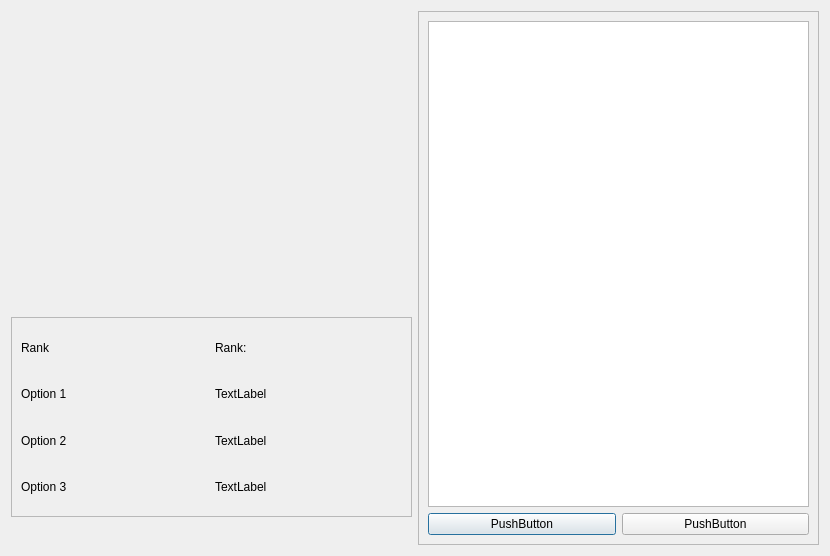
The window that Silently/InventoryWindow/inventorywindow.ui (Observersss/Silently) describes before a commit, drawn with Qt 5.
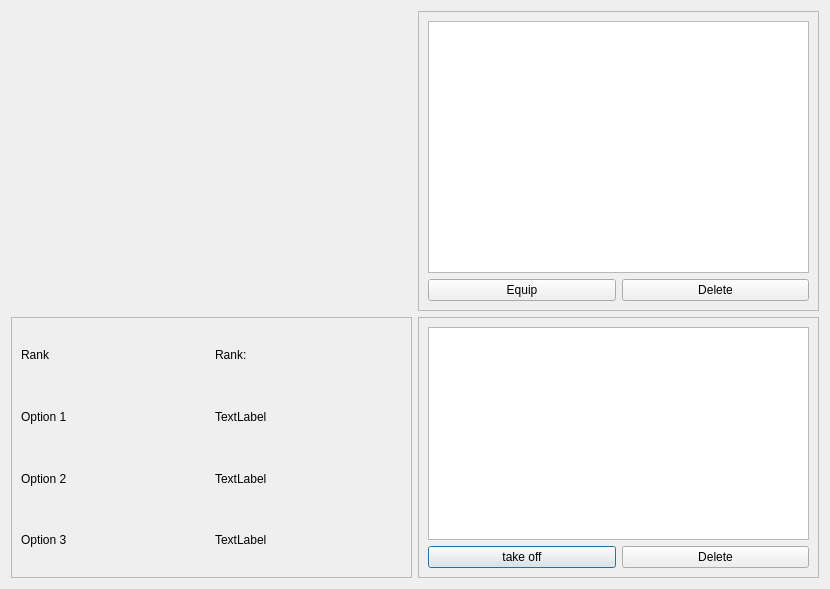
The same window after the commit.

What changed in the file:
```diff
--- a/Silently/InventoryWindow/inventorywindow.ui
+++ b/Silently/InventoryWindow/inventorywindow.ui
@@ -7,63 +7,14 @@
     <x>0</x>
     <y>0</y>
     <width>830</width>
-    <height>556</height>
+    <height>589</height>
    </rect>
   </property>
   <property name="windowTitle">
    <string>Dialog</string>
   </property>
   <layout class="QGridLayout" name="gridLayout_2">
-   <item row="0" column="1" rowspan="3">
-    <widget class="QFrame" name="frame_2">
-     <property name="frameShape">
-      <enum>QFrame::StyledPanel</enum>
-     </property>
-     <property name="frameShadow">
-      <enum>QFrame::Raised</enum>
-     </property>
-     <layout class="QGridLayout" name="gridLayout">
-      <item row="0" column="0" colspan="2">
-       <widget class="QListWidget" name="listWidget">
-        <property name="minimumSize">
-         <size>
-          <width>300</width>
-          <height>450</height>
-         </size>
-        </property>
-       </widget>
-      </item>
-      <item row="1" column="0">
-       <widget class="QPushButton" name="pushButton">
-        <property name="text">
-         <string>PushButton</string>
-        </property>
-       </widget>
-      </item>
-      <item row="1" column="1">
-       <widget class="QPushButton" name="pushButton_2">
-        <property name="text">
-         <string>PushButton</string>
-        </property>
-       </widget>
-      </item>
-     </layout>
-    </widget>
-   </item>
-   <item row="0" column="0">
-    <widget class="QLabel" name="label">
-     <property name="minimumSize">
-      <size>
-       <width>300</width>
-       <height>300</height>
-      </size>
-     </property>
-     <property name="text">
-      <string/>
-     </property>
-    </widget>
-   </item>
-   <item row="1" column="0">
+   <item row="2" column="0">
     <widget class="QFrame" name="textOption_3">
      <property name="minimumSize">
       <size>
@@ -137,6 +88,97 @@
      </layout>
     </widget>
    </item>
+   <item row="2" column="1">
+    <widget class="QFrame" name="frame">
+     <property name="frameShape">
+      <enum>QFrame::StyledPanel</enum>
+     </property>
+     <property name="frameShadow">
+      <enum>QFrame::Raised</enum>
+     </property>
+     <layout class="QGridLayout" name="gridLayout_4">
+      <item row="0" column="0" colspan="2">
+       <widget class="QListWidget" name="Equip_Item">
+        <property name="minimumSize">
+         <size>
+          <width>0</width>
+          <height>150</height>
+         </size>
+        </property>
+       </widget>
+      </item>
+      <item row="1" column="0">
+       <widget class="QPushButton" name="take_off">
+        <property name="text">
+         <string>take off</string>
+        </property>
+       </widget>
+      </item>
+      <item row="1" column="1">
+       <widget class="QPushButton" name="Delete_2">
+        <property name="text">
+         <string>Delete</string>
+        </property>
+       </widget>
+      </item>
+     </layout>
+    </widget>
+   </item>
+   <item row="1" column="0">
+    <widget class="QLabel" name="label">
+     <property name="minimumSize">
+      <size>
+       <width>300</width>
+       <height>300</height>
+      </size>
+     </property>
+     <property name="text">
+      <string/>
+     </property>
+    </widget>
+   </item>
+   <item row="1" column="1">
+    <widget class="QFrame" name="frame_2">
+     <property name="minimumSize">
+      <size>
+       <width>0</width>
+       <height>300</height>
+      </size>
+     </property>
+     <property name="frameShape">
+      <enum>QFrame::StyledPanel</enum>
+     </property>
+     <property name="frameShadow">
+      <enum>QFrame::Raised</enum>
+     </property>
+     <layout class="QGridLayout" name="gridLayout">
+      <item row="0" column="0" colspan="2">
+       <widget class="QListWidget" name="listWidget">
+        <property name="minimumSize">
+         <size>
+          <width>300</width>
+          <height>240</height>
+         </size>
+        </property>
+       </widget>
+      </item>
+      <item row="1" column="0">
+       <widget class="QPushButton" name="Equip">
+        <property name="text">
+         <string>Equip</string>
+        </property>
+       </widget>
+      </item>
+      <item row="1" column="1">
+       <widget class="QPushButton" name="Delete">
+        <property name="text">
+         <string>Delete</string>
+        </property>
+       </widget>
+      </item>
+     </layout>
+    </widget>
+   </item>
   </layout>
  </widget>
  <resources/>
```
